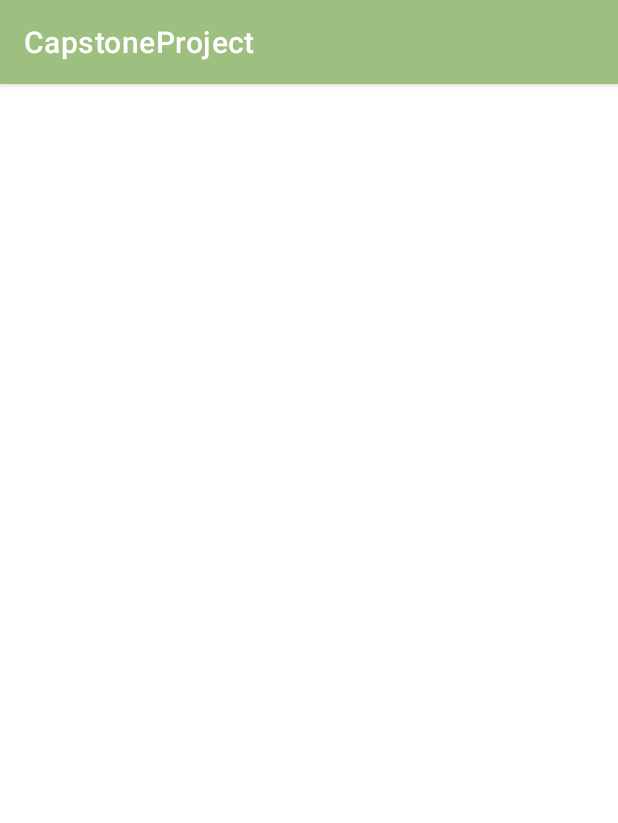
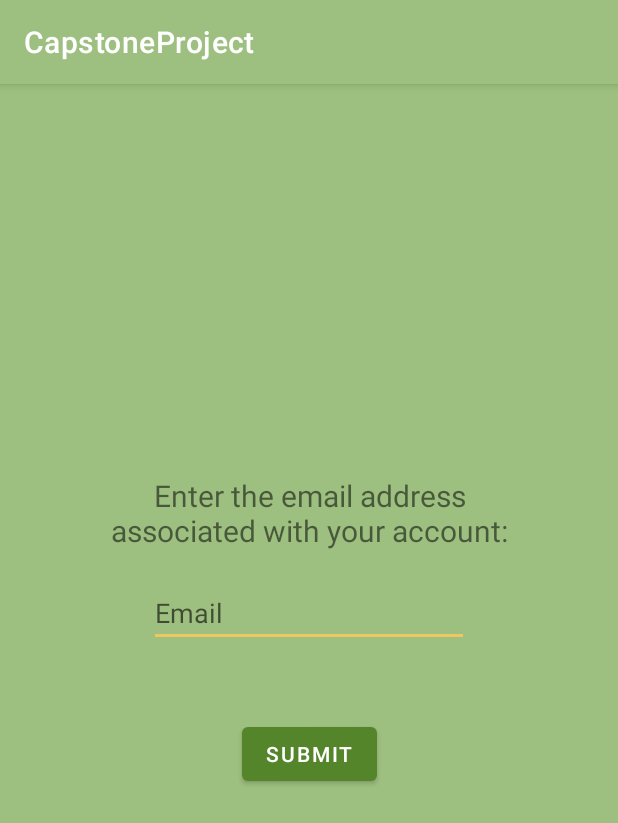
Before and after one commit to cmdmac23/CapstoneProject, an Android app: the ForgotPassword screen opened directly, with no data from a screen before it, on a phone screen of 412 x 824 dp. Shown: the top 823 px of the screen. Run offline under Robolectric (Android 15) with nearby library versions, the phone set to English and light mode, and no system bars.

Commit message:
forgot password support

```diff
--- a/app/src/main/res/layout/activity_forgot_password.xml
+++ b/app/src/main/res/layout/activity_forgot_password.xml
@@ -4,6 +4,45 @@
     xmlns:tools="http://schemas.android.com/tools"
     android:layout_width="match_parent"
     android:layout_height="match_parent"
+    android:background="@color/lightest_green"
     tools:context=".ForgotPassword">
 
+    <TextView
+        android:id="@+id/forgotInstructions"
+        android:layout_width="291dp"
+        android:layout_height="72dp"
+        android:layout_marginTop="250dp"
+        android:gravity="center|center_horizontal"
+        android:text="Enter the email address associated with your account:"
+        android:textSize="20sp"
+        app:layout_constraintEnd_toEndOf="parent"
+        app:layout_constraintStart_toStartOf="parent"
+        app:layout_constraintTop_toTopOf="parent" />
+
+    <EditText
+        android:id="@+id/forgotEmail"
+        android:layout_width="wrap_content"
+        android:layout_height="wrap_content"
+        android:layout_marginTop="8dp"
+        android:ems="10"
+        android:hint="Email"
+        android:inputType="textEmailAddress"
+        android:textColor="@color/darkest_green"
+        android:textColorHint="?android:attr/textColorHint"
+        app:layout_constraintEnd_toEndOf="parent"
+        app:layout_constraintStart_toStartOf="parent"
+        app:layout_constraintTop_toBottomOf="@+id/forgotInstructions" />
+
+    <Button
+        android:id="@+id/forgotSubmitButton"
+        android:layout_width="wrap_content"
+        android:layout_height="wrap_content"
+        android:layout_marginBottom="250dp"
+        android:onClick="forgotSubmitClick"
+        android:text="Submit"
+        app:backgroundTint="@color/middle_green"
+        app:layout_constraintBottom_toBottomOf="parent"
+        app:layout_constraintEnd_toEndOf="parent"
+        app:layout_constraintStart_toStartOf="parent"
+        app:layout_constraintTop_toBottomOf="@+id/forgotEmail" />
 </androidx.constraintlayout.widget.ConstraintLayout>
```
Also changed, not shown: app/src/main/java/com/example/capstoneproject/ApiManagement.java (+21 -0 lines), app/src/main/java/com/example/capstoneproject/CreateAccount.java (+10 -3 lines), app/src/main/java/com/example/capstoneproject/ForgotPassword.java (+93 -0 lines).
